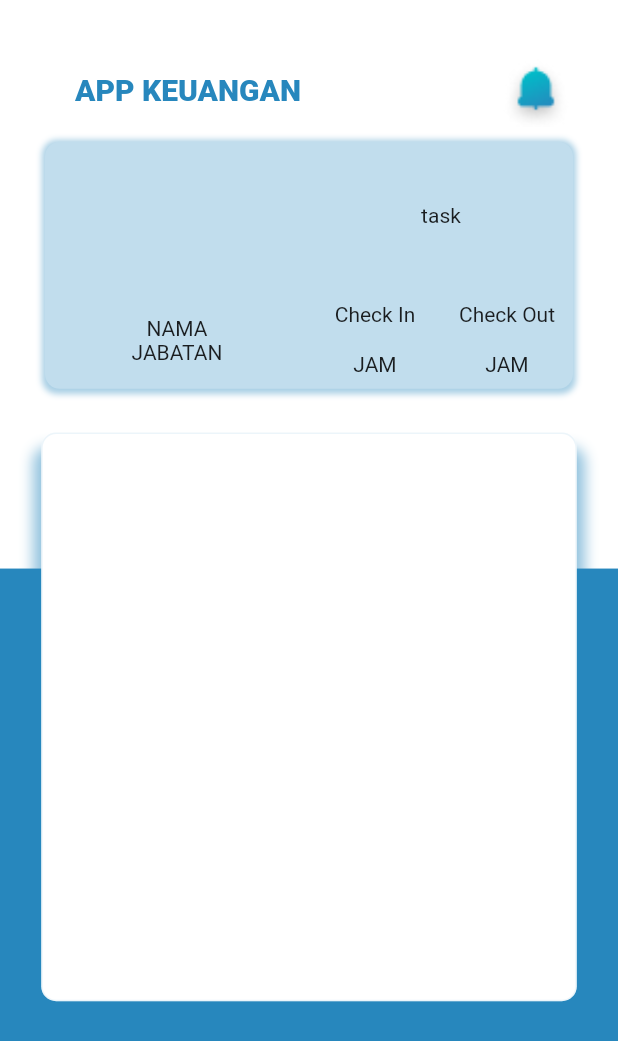
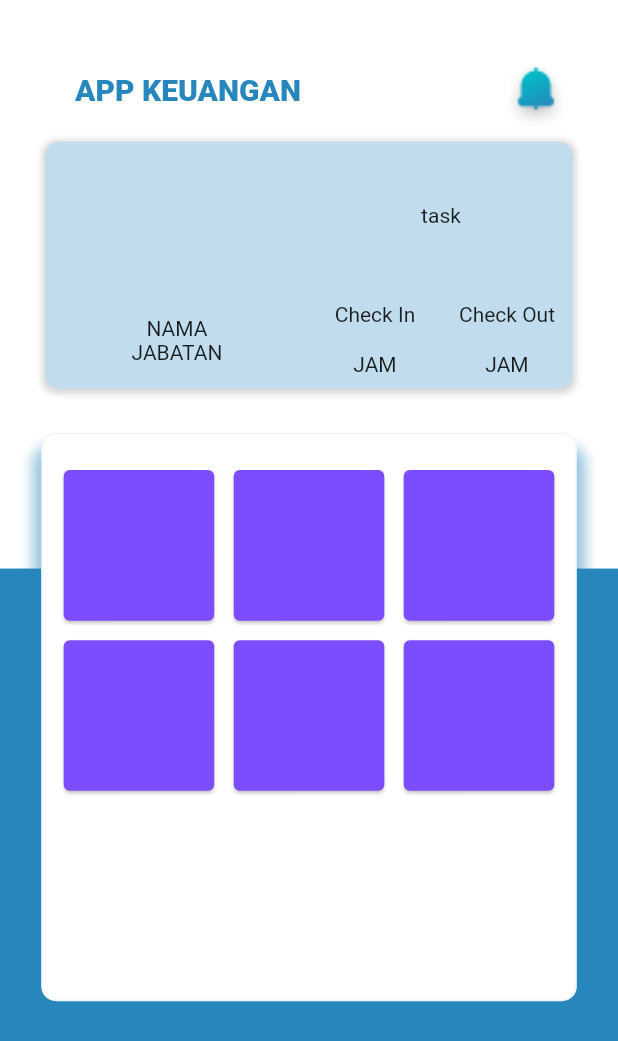
Before and after one commit to nayfmahfudz/HR, a Flutter app: the Menu screen opened directly, on a phone screen of 412 x 824 dp. Shown: the top 1041 px of the screen. Run offline on Flutter 3.47's test engine with Material 2 defaults, Android fonts, the phone set to English and light mode, and no system bars; our stand-ins replace date_time_picker, device_info_plus, dio, flutter_bloc, google_fonts, page_transition and 1 more; missing offline and left inert: flutter_background_service; accounts and stored records are empty.

Commit message:
modified:   lib/homepage.dart

```diff
--- a/lib/homepage.dart
+++ b/lib/homepage.dart
@@ -108,7 +108,22 @@ class _MenuState extends State<Menu> {
               color: birumuda.withOpacity(0.3),
             ),
             color: putih),
+        child: Padding(
+          padding: EdgeInsets.fromLTRB(10, 20, 10, 0),
+          child: GridView.count(
+            physics: NeverScrollableScrollPhysics(),
+            crossAxisCount: 3,
+            crossAxisSpacing: 5,
+            mainAxisSpacing: 5,
+            children: List.generate(6, (index) {
+              return Container(
+                child: Card(
+                  color: Colors.deepPurpleAccent,
+                ),
               );
+            }),
+          ),
+        ));
   }
 
   Widget appBar() {
@@ -249,7 +264,7 @@ class _MenuState extends State<Menu> {
                 decoration: BoxDecoration(
                     boxShadow: [
                       BoxShadow(
-                        color: biru.withOpacity(0.4),
+                        color: Colors.grey.withOpacity(0.4),
                         spreadRadius: 2,
                         blurRadius: 3,
                         offset: Offset(0, 1), // changes position of shadow
```
Lines whose indentation alone changed are shown as unchanged.
